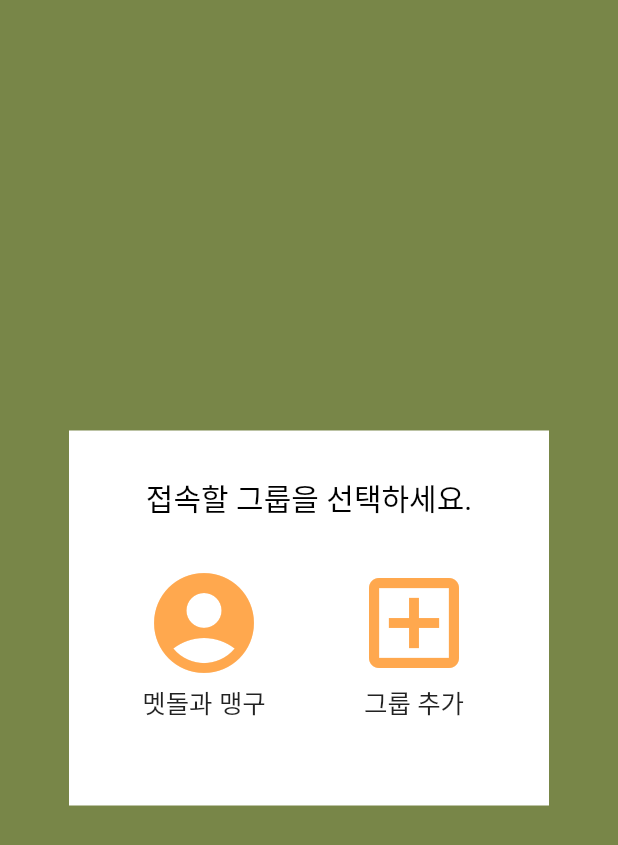
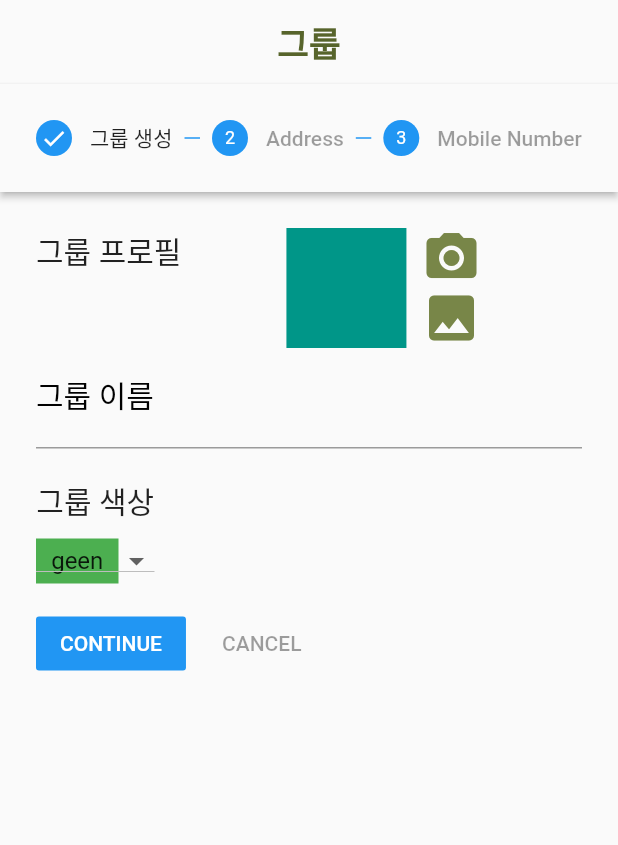
Before and after one commit to cej3827/ummmm, a Flutter app: the groupSelect screen opened directly, after a tap on "그룹 추가", on a phone screen of 412 x 824 dp. Shown: the top 845 px of the screen. Run offline on Flutter 3.47's test engine with Material 2 defaults, Android fonts, the phone set to English and light mode, and no system bars; our stand-ins replace table_calendar, timer_builder; Roboto replaces fonts that are missing (cafe).

Commit message:
[front] 그룹 생성 1단계 생성

```diff
--- /dev/null
+++ b/newflutter/lib/groupcreate.dart
@@ -0,0 +1,172 @@
+import 'package:flutter/material.dart';
+
+class groupCreate extends StatefulWidget {
+  const groupCreate({Key? key}) : super(key: key);
+
+  @override
+  State<groupCreate> createState() => _groupCreateState();
+}
+
+class ColorItem {
+  ColorItem(this.name, this.color);
+  final String name;
+  final Color color;
+}
+
+class _groupCreateState extends State<groupCreate> {
+  int _currentStep = 0;
+  StepperType stepperType = StepperType.vertical;
+
+  final List<ColorItem> _colorList = [
+    ColorItem("geen", Colors.green),
+    ColorItem("yellow", Colors.yellow),
+    ColorItem("blue", Colors.blue),
+  ];
+  late ColorItem _selectedValue;
+
+  @override
+  void initState() {
+    _selectedValue = _colorList[0];
+    super.initState();
+  }
+
+  @override
+  Widget build(BuildContext context) {
+    return Scaffold(
+      appBar: AppBar(
+        automaticallyImplyLeading: false,
+        title: Text('그룹'),
+        centerTitle: true,
+        backgroundColor: Colors.transparent,
+        elevation: 0.0,
+      ),
+      body: Container(
+        child: Column(
+          children: [
+            Expanded(
+              child: Stepper(
+                type: StepperType.horizontal,
+                physics: ScrollPhysics(),
+                currentStep: _currentStep,
+                onStepTapped: (step) => tapped(step),
+                onStepContinue: continued,
+                steps: <Step>[
+                  Step(
+                    title: new Text('그룹 생성'),
+                    content: Column(
+                      children: <Widget>[
+                        Row(
+                          crossAxisAlignment: CrossAxisAlignment.start,
+                          children: [
+                            Text('그룹 프로필',style: TextStyle(fontSize: 20),),
+                            SizedBox(width: 70,),
+                            Container(width: 80,height: 80,color: Colors.teal,),
+                            SizedBox(width: 10,),
+                            Column(
+                              children: [
+                                Icon(Icons.camera_alt,size: 40,),
+                                Icon(Icons.image,size: 40,)
+                              ],
+                            )
+                          ],
+                        ),
+                        TextFormField(
+                          decoration: InputDecoration(labelStyle: TextStyle(color: Colors.black,fontSize: 20),labelText: '그룹 이름', hintText: '그룹 이름 입력'),
+                        ),
+                        SizedBox(height: 20,),
+                        Container(
+                          padding: EdgeInsets.fromLTRB(0, 0, 285, 0),
+                            child: Column(
+                              children: [
+                                Text('그룹 색상',style: TextStyle(fontSize: 20),),
+                                SizedBox(height: 10,),
+                                Container(
+                                  width: 200, height: 30,
+                                  //color: _selectedValue.color,
+                                  child: DropdownButton(
+                                    isExpanded: true,
+                                    value: _selectedValue,
+                                    items: _colorList.map<DropdownMenuItem<ColorItem>>(
+                                            (ColorItem item) => DropdownMenuItem<ColorItem>(
+                                          value: item,
+                                          child: Container(
+                                            alignment: Alignment.center,
+                                            //constraints: BoxConstraints(minHeight: 48.0),
+                                            color: item.color,
+                                            child: Text(item.name),
+                                          ),
+                                        ))
+                                        .toList(),
+                                    onChanged: (ColorItem? value)=>
+                                    setState(() => _selectedValue = value!),
+                                  ),
+                                )
+                              ],
+                            )
+                        ),
+
+                      ],
+                    ),
+                    isActive: _currentStep >= 0,
+                    state: _currentStep >= 0
+                        ? StepState.complete
+                        : StepState.disabled,
+                  ),
+                  Step(
+                    title: new Text('Address'),
+                    content: Column(
+                      children: <Widget>[
+                        TextFormField(
+                          decoration: InputDecoration(labelText: 'Home Address'),
+                        ),
+                        TextFormField(
+                          decoration: InputDecoration(labelText: 'Postcode'),
+                        ),
+                      ],
+                    ),
+                    isActive: _currentStep >= 0,
+                    state: _currentStep >= 1
+                        ? StepState.complete
+                        : StepState.disabled,
+                  ),
+                  Step(
+                    title: new Text('Mobile Number'),
+                    content: Column(
+                      children: <Widget>[
+                        TextFormField(
+                          decoration: InputDecoration(labelText: 'Mobile Number'),
+                        ),
+                      ],
+                    ),
+                    isActive: _currentStep >= 0,
+                    state: _currentStep >= 2
+                        ? StepState.complete
+                        : StepState.disabled,
+                  )
+                ],
+              )
+            )
+          ],
+        ),
+      )
+    );
+  }
+
+  switchStepsType() {
+    setState(() => stepperType == StepperType.vertical
+        ? stepperType = StepperType.horizontal
+        : stepperType = StepperType.vertical);
+  }
+
+  tapped(int step) {
+    setState(() => _currentStep = step);
+  }
+
+  continued() {
+    _currentStep < 2 ? setState(() => _currentStep += 1) : null;
+  }
+
+  cancel() {
+    _currentStep > 0 ? setState(() => _currentStep -= 1) : null;
+  }
+}
--- a/newflutter/lib/groupselect.dart
+++ b/newflutter/lib/groupselect.dart
@@ -1,4 +1,5 @@
 import 'package:flutter/material.dart';
+import 'package:newflutter/groupcreate.dart';
 import 'package:newflutter/main.dart';
 
 class groupSelect extends StatefulWidget {
@@ -53,7 +54,12 @@ class _groupSelectState extends State<groupSelect> {
                       SizedBox(
                         width: 130, height: 120,
                         child: IconButton(
-                            onPressed: (){},
+                            onPressed: (){
+                              Navigator.push(
+                                  context,
+                                  MaterialPageRoute(builder: (context)=>groupCreate())
+                              );
+                            },
                             icon: Column(
                               mainAxisSize: MainAxisSize.min,
                               children: [
```
